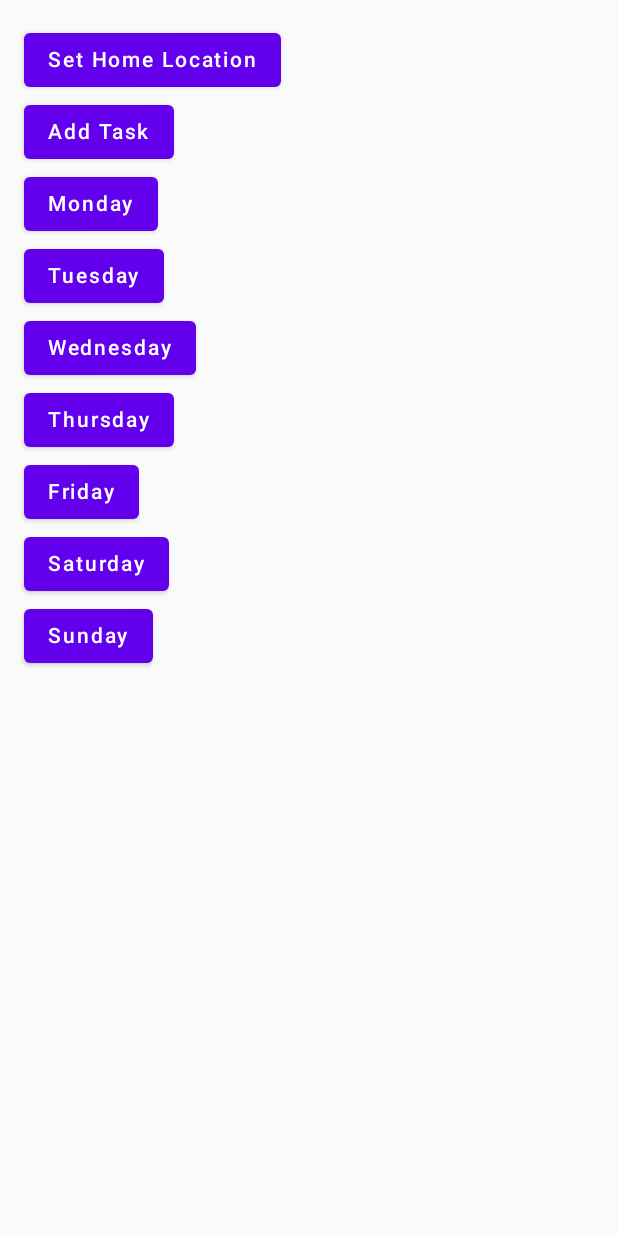
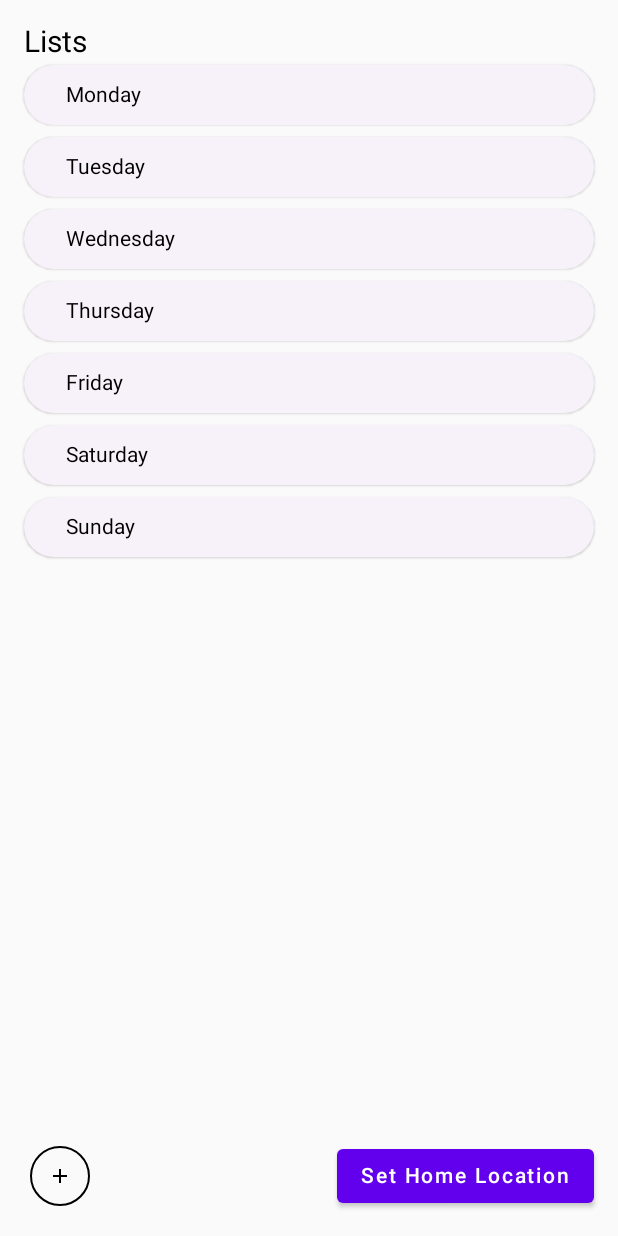
Before and after one commit to ice-cube-1/bag-packer-gcse, an Android app built with Jetpack Compose: the screen it shows after launch (MainActivity), on a phone screen of 412 x 824 dp. Run offline under Robolectric (Android 15) with nearby library versions, the phone set to English and light mode, and no system bars; libraries missing offline, so code that uses them is left out: com.fasterxml.jackson; 2 statements that could not run were skipped.

Commit message:
UI slightly neater

```diff
--- a/app/src/main/java/com/example/a202310212/MainActivity.kt
+++ b/app/src/main/java/com/example/a202310212/MainActivity.kt
@@ -11,6 +11,7 @@ import androidx.activity.compose.setContent
 import androidx.annotation.RequiresApi
 import androidx.compose.foundation.layout.Column
 import androidx.compose.foundation.layout.Row
+import androidx.compose.foundation.layout.Spacer
 import androidx.compose.foundation.layout.padding
 import androidx.compose.material.Button
 import androidx.compose.material.Checkbox
@@ -20,7 +21,11 @@ import androidx.compose.material.Switch
 import androidx.compose.material.Text
 import androidx.compose.material.TextField
 import androidx.compose.material.icons.Icons
+import androidx.compose.material.icons.filled.Add
 import androidx.compose.material.icons.filled.Close
+import androidx.compose.material.icons.filled.Refresh
+import androidx.compose.material3.ElevatedButton
+import androidx.compose.material3.OutlinedIconButton
 import androidx.compose.runtime.Composable
 import androidx.compose.runtime.LaunchedEffect
 import androidx.compose.runtime.getValue
@@ -29,6 +34,7 @@ import androidx.compose.runtime.remember
 import androidx.compose.runtime.setValue
 import androidx.compose.ui.Modifier
 import androidx.compose.ui.unit.dp
+import androidx.compose.ui.unit.sp
 import androidx.core.app.NotificationCompat
 import androidx.core.app.NotificationManagerCompat
 import androidx.navigation.NavController
@@ -103,8 +109,6 @@ class MainActivity: ComponentActivity()
                 }
             }
         }, 0, 1000)
-        //addData(prefs!!,"item1",2,false)
-        //addData(prefs!!,"item3",2,false)
         setContent {
                 val navController = rememberNavController()
                 NavHost(navController = navController, startDestination = "homeScreen" ) {
@@ -150,24 +154,30 @@ fun homeScreen(modifier: Modifier = Modifier, prefs: Prefs, navigation: NavContr
             navigation.navigate("addTask")
         }    }
     Column(modifier = Modifier.padding(16.dp)) {
-        Button(onClick = {
-            getLocation() { latitude, longitude ->
-                prefs.latitude = latitude.toFloat()
-                prefs.longitude = longitude.toFloat()
+        Text("Lists", fontSize = 20.sp)
+        for (i in 0..6) {
+            ElevatedButton(onClick = { goviewlist = i }) {
+                Text(daysOfWeek[i],modifier = Modifier.padding(4.dp))
+                Spacer(modifier = Modifier.weight(1f))
             }
-            Log.d(prefs.latitude.toString(),prefs.longitude.toString())
         }
-        ) {
-            Text("Set Home Location")
-        }
-        addtaskButton(
-            AddTask = {
-                goaddtask = true
+        Spacer(modifier = Modifier.weight(1f))
+        Row {
+            addtaskButton(
+                AddTask = {
+                    goaddtask = true
+                }
+            )
+            Spacer(modifier = Modifier.weight(1f))
+            Button(onClick = {
+                getLocation() { latitude, longitude ->
+                    prefs.latitude = latitude.toFloat()
+                    prefs.longitude = longitude.toFloat()
+                }
+                Log.d(prefs.latitude.toString(), prefs.longitude.toString())
             }
-        )
-        for (i in 0..6) {
-            Button(onClick = { goviewlist = i }) {
-                Text(daysOfWeek[i])
+            ) {
+                Text("Set Home Location")
             }
         }
     }
@@ -175,27 +185,22 @@ fun homeScreen(modifier: Modifier = Modifier, prefs: Prefs, navigation: NavContr
 
 @Composable
 fun addtaskButton(AddTask: () -> Unit) {
-    Column {
-        Button(onClick = AddTask) {
-            Text("Add Task")
+        OutlinedIconButton(onClick = AddTask) {
+            Icon(Icons.Filled.Add, contentDescription = "Add Task",modifier = Modifier.padding(12.dp))
         }
     }
-}
+
 
 @Composable
 fun addTaskOptions(
     taskValue: String,
     taskName: (String) -> Unit,
-    submit: () -> Unit
 ) {
     Column (modifier = Modifier.padding(16.dp)) {
         TextField(
             value = taskValue,
             onValueChange = taskName
         )
-        Button(onClick = submit) {
-            Text("Submit")
-        }
     }
 }
 @Composable
@@ -217,6 +222,11 @@ fun addTask(prefs: Prefs, navigation: NavController,modifier: Modifier = Modifie
         }
     }
     Column(modifier = Modifier.padding(16.dp)) {
+        Text("Add Task", fontSize = 20.sp,)
+        addTaskOptions(taskValue = taskValue, taskName = {
+            taskValue = it
+        }
+        )
         for (i in 0..6) {
             var individualCheck by remember { mutableStateOf(false) }
             Row {
@@ -228,15 +238,12 @@ fun addTask(prefs: Prefs, navigation: NavController,modifier: Modifier = Modifie
             }
         }
         Row {
+            Text("Recurring:", modifier = Modifier.padding(16.dp))
             Switch(checked = recurringValue, onCheckedChange = {recurringValue = it})
         }
-
-        addTaskOptions(taskValue = taskValue, taskName = {
-            taskValue = it
-        }, submit = {
-            goHome = true
+        Button(onClick = {goHome = true}) {
+            Text("Submit")
         }
-        )
     }
 }
 
@@ -246,6 +253,7 @@ fun TaskItem(
     checked: Boolean,
     onCheckedChange: (Boolean) -> Unit,
     onClose: () -> Unit,
+    recurring: Boolean
 ) {
     Row {
         Checkbox(
@@ -256,8 +264,12 @@ fun TaskItem(
             text = taskName,
             modifier = Modifier.padding(16.dp)
         )
+        if (recurring) {
+            Icon(Icons.Filled.Refresh, contentDescription = "Recurring",modifier = Modifier.padding(12.dp))
+        }
+        Spacer(modifier = Modifier.weight(1f))
         IconButton(onClick = onClose) {
-            Icon(Icons.Filled.Close, contentDescription = "Close")
+            Icon(Icons.Filled.Close, contentDescription = "Close",)
         }
 
     }
@@ -286,7 +298,7 @@ fun displayTasks(prefs: Prefs, modifier: Modifier = Modifier, navigation: NavCon
         }
     }
     Column(modifier = modifier.padding(16.dp)) {
-        Text(text= daysOfWeek[day])
+        Text(text= daysOfWeek[day], fontSize = 20.sp)
         for (i in tasks) {
             var showTask by remember { mutableStateOf(true) }
             var checked by remember { mutableStateOf(i.completed)}
@@ -300,7 +312,8 @@ fun displayTasks(prefs: Prefs, modifier: Modifier = Modifier, navigation: NavCon
                     onClose = {
                         showTask = false
                         removable.add(i)
-                })
+                },
+                    recurring = i.recurring)
             }
         }
         backButton(onPress = {
```
